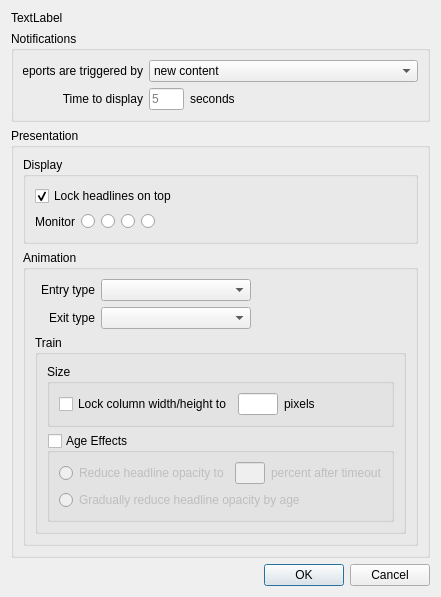
Above: addlocaldialog.ui from b0bh00d/Newsroom before the change. Below: the same form after it.
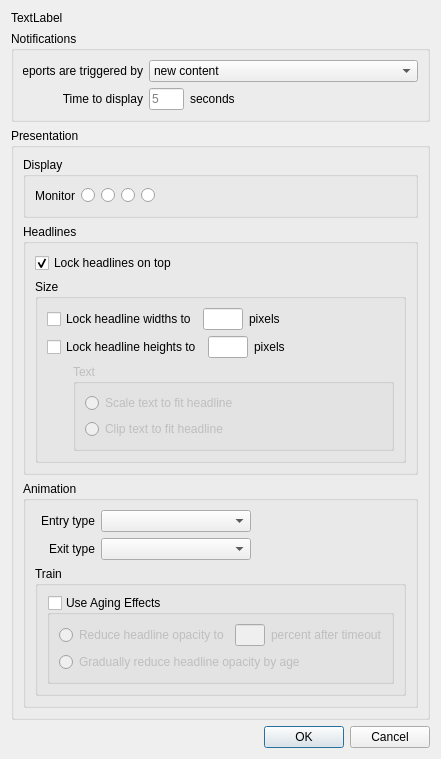
That is the form after the change. Icons and pictures are not drawn.

Commit message:
[ addlocaldialog.h ] - Made fixed values available for width and height discretely. - Moved the 'Size' section from 'Train' to 'Presentation'. - Added a conditional 'Text' section for determining how to handle text that does not fit within a fixed-size Headline.
[ chyron.cpp ]
Corrected target positionings for various animation types.

[ chyron.h ]
Added the Chyron::Settings structure to hold the growing list of settings for
the Chyron instance.

[ settingsdialog.cpp ]
Corrected enabling of the Stories tree in the Settings dialog.

The edit to the form file:
```diff
--- a/addlocaldialog.ui
+++ b/addlocaldialog.ui
@@ -6,14 +6,14 @@
    <rect>
     <x>0</x>
     <y>0</y>
-    <width>404</width>
-    <height>558</height>
+    <width>402</width>
+    <height>700</height>
    </rect>
   </property>
   <property name="windowTitle">
    <string>Dialog</string>
   </property>
-  <layout class="QVBoxLayout" name="verticalLayout_8">
+  <layout class="QVBoxLayout" name="verticalLayout_9">
    <item>
     <widget class="QLabel" name="label_Entity">
      <property name="text">
@@ -131,40 +131,16 @@
      <property name="title">
       <string>Presentation</string>
      </property>
-     <layout class="QVBoxLayout" name="verticalLayout_7">
+     <layout class="QVBoxLayout" name="verticalLayout_8">
       <item>
        <widget class="QGroupBox" name="groupBox_3">
         <property name="title">
          <string>Display</string>
         </property>
+        <property name="flat">
+         <bool>true</bool>
+        </property>
         <layout class="QVBoxLayout" name="verticalLayout_5">
-         <item>
-          <layout class="QHBoxLayout" name="horizontalLayout_7">
-           <item>
-            <widget class="QCheckBox" name="check_KeepOnTop">
-             <property name="text">
-              <string>Lock headlines on top</string>
-             </property>
-             <property name="checked">
-              <bool>true</bool>
-             </property>
-            </widget>
-           </item>
-           <item>
-            <spacer name="horizontalSpacer_3">
-             <property name="orientation">
-              <enum>Qt::Horizontal</enum>
-             </property>
-             <property name="sizeHint" stdset="0">
-              <size>
-               <width>40</width>
-               <height>20</height>
-              </size>
-             </property>
-            </spacer>
-           </item>
-          </layout>
-         </item>
          <item>
           <layout class="QHBoxLayout" name="horizontalLayout_2">
            <item>
@@ -263,12 +239,212 @@
         </layout>
        </widget>
       </item>
+      <item>
+       <widget class="QGroupBox" name="groupBox_6">
+        <property name="title">
+         <string>Headlines</string>
+        </property>
+        <property name="flat">
+         <bool>true</bool>
+        </property>
+        <layout class="QVBoxLayout" name="verticalLayout_10">
+         <item>
+          <layout class="QHBoxLayout" name="horizontalLayout_7">
+           <item>
+            <widget class="QCheckBox" name="check_KeepOnTop">
+             <property name="text">
+              <string>Lock headlines on top</string>
+             </property>
+             <property name="checked">
+              <bool>true</bool>
+             </property>
+            </widget>
+           </item>
+           <item>
+            <spacer name="horizontalSpacer_3">
+             <property name="orientation">
+              <enum>Qt::Horizontal</enum>
+             </property>
+             <property name="sizeHint" stdset="0">
+              <size>
+               <width>40</width>
+               <height>20</height>
+              </size>
+             </property>
+            </spacer>
+           </item>
+          </layout>
+         </item>
+         <item>
+          <widget class="QGroupBox" name="groupBox_2">
+           <property name="title">
+            <string>Size</string>
+           </property>
+           <property name="flat">
+            <bool>true</bool>
+           </property>
+           <property name="checkable">
+            <bool>false</bool>
+           </property>
+           <layout class="QVBoxLayout" name="verticalLayout_3">
+            <item>
+             <layout class="QHBoxLayout" name="horizontalLayout_3">
+              <item>
+               <widget class="QCheckBox" name="check_HeadlinesFixedWidth">
+                <property name="text">
+                 <string>Lock headline widths to</string>
+                </property>
+               </widget>
+              </item>
+              <item>
+               <widget class="QLineEdit" name="edit_HeadlinesFixedWidth">
+                <property name="minimumSize">
+                 <size>
+                  <width>40</width>
+                  <height>0</height>
+                 </size>
+                </property>
+                <property name="maximumSize">
+                 <size>
+                  <width>40</width>
+                  <height>16777215</height>
+                 </size>
+                </property>
+               </widget>
+              </item>
+              <item>
+               <widget class="QLabel" name="label_6">
+                <property name="text">
+                 <string>pixels</string>
+                </property>
+               </widget>
+              </item>
+              <item>
+               <spacer name="horizontalSpacer_4">
+                <property name="orientation">
+                 <enum>Qt::Horizontal</enum>
+                </property>
+                <property name="sizeHint" stdset="0">
+                 <size>
+                  <width>40</width>
+                  <height>20</height>
+                 </size>
+                </property>
+               </spacer>
+              </item>
+             </layout>
+            </item>
+            <item>
+             <layout class="QHBoxLayout" name="horizontalLayout_6">
+              <item>
+               <widget class="QCheckBox" name="check_HeadlinesFixedHeight">
+                <property name="text">
+                 <string>Lock headline heights to</string>
+                </property>
+               </widget>
+              </item>
+              <item>
+               <widget class="QLineEdit" name="edit_HeadlinesFixedHeight">
+                <property name="minimumSize">
+                 <size>
+                  <width>40</width>
+                  <height>0</height>
+                 </size>
+                </property>
+                <property name="maximumSize">
+                 <size>
+                  <width>40</width>
+                  <height>16777215</height>
+                 </size>
+                </property>
+               </widget>
+              </item>
+              <item>
+               <widget class="QLabel" name="label_9">
+                <property name="text">
+                 <string>pixels</string>
+                </property>
+               </widget>
+              </item>
+              <item>
+               <spacer name="horizontalSpacer_6">
+                <property name="orientation">
+                 <enum>Qt::Horizontal</enum>
+                </property>
+                <property name="sizeHint" stdset="0">
+                 <size>
+                  <width>40</width>
+                  <height>20</height>
+                 </size>
+                </property>
+               </spacer>
+              </item>
+             </layout>
+            </item>
+            <item>
+             <layout class="QHBoxLayout" name="horizontalLayout_8">
+              <item>
+               <widget class="QLabel" name="label_10">
+                <property name="minimumSize">
+                 <size>
+                  <width>20</width>
+                  <height>0</height>
+                 </size>
+                </property>
+                <property name="maximumSize">
+                 <size>
+                  <width>20</width>
+                  <height>16777215</height>
+                 </size>
+                </property>
+                <property name="text">
+                 <string/>
+                </property>
+               </widget>
+              </item>
+              <item>
+               <widget class="QGroupBox" name="group_HeadlinesSizeText">
+                <property name="enabled">
+                 <bool>false</bool>
+                </property>
+                <property name="title">
+                 <string>Text</string>
+                </property>
+                <layout class="QVBoxLayout" name="verticalLayout_2">
+                 <item>
+                  <widget class="QRadioButton" name="radio_HeadlinesSizeTextScale">
+                   <property name="text">
+                    <string>Scale text to fit headline</string>
+                   </property>
+                  </widget>
+                 </item>
+                 <item>
+                  <widget class="QRadioButton" name="radio_HeadlinesSizeTextClip">
+                   <property name="text">
+                    <string>Clip text to fit headline</string>
+                   </property>
+                  </widget>
+                 </item>
+                </layout>
+               </widget>
+              </item>
+             </layout>
+            </item>
+           </layout>
+          </widget>
+         </item>
+        </layout>
+       </widget>
+      </item>
       <item>
        <widget class="QGroupBox" name="groupBox">
         <property name="title">
          <string>Animation</string>
         </property>
-        <layout class="QVBoxLayout" name="verticalLayout_6">
+        <property name="flat">
+         <bool>true</bool>
+        </property>
+        <layout class="QVBoxLayout" name="verticalLayout_7">
          <item>
           <layout class="QHBoxLayout" name="layout_EntryType">
            <item>
@@ -384,73 +560,14 @@
            <property name="title">
             <string>Train</string>
            </property>
-           <layout class="QVBoxLayout" name="verticalLayout_3">
-            <item>
-             <widget class="QGroupBox" name="groupBox_2">
-              <property name="title">
-               <string>Size</string>
-              </property>
-              <property name="flat">
-               <bool>true</bool>
-              </property>
-              <property name="checkable">
-               <bool>false</bool>
-              </property>
-              <layout class="QVBoxLayout" name="verticalLayout_2">
-               <item>
-                <layout class="QHBoxLayout" name="horizontalLayout_3">
-                 <item>
-                  <widget class="QCheckBox" name="check_TrainFixedWidth">
-                   <property name="text">
-                    <string>Lock column width/height to</string>
-                   </property>
-                  </widget>
-                 </item>
-                 <item>
-                  <widget class="QLineEdit" name="edit_TrainFixedWidth">
-                   <property name="minimumSize">
-                    <size>
-                     <width>40</width>
-                     <height>0</height>
-                    </size>
-                   </property>
-                   <property name="maximumSize">
-                    <size>
-                     <width>40</width>
-                     <height>16777215</height>
-                    </size>
-                   </property>
-                  </widget>
-                 </item>
-                 <item>
-                  <widget class="QLabel" name="label_6">
-                   <property name="text">
-                    <string>pixels</string>
-                   </property>
-                  </widget>
-                 </item>
-                 <item>
-                  <spacer name="horizontalSpacer_4">
-                   <property name="orientation">
-                    <enum>Qt::Horizontal</enum>
-                   </property>
-                   <property name="sizeHint" stdset="0">
-                    <size>
-                     <width>40</width>
-                     <height>20</height>
-                    </size>
-                   </property>
-                  </spacer>
-                 </item>
-                </layout>
-               </item>
-              </layout>
-             </widget>
-            </item>
+           <property name="flat">
+            <bool>true</bool>
+           </property>
+           <layout class="QVBoxLayout" name="verticalLayout_6">
             <item>
              <widget class="QGroupBox" name="group_AgeEffects">
               <property name="title">
-               <string>Age Effects</string>
+               <string>Use Aging Effects</string>
               </property>
               <property name="flat">
                <bool>true</bool>
```
The commit also changes 9 other files.
